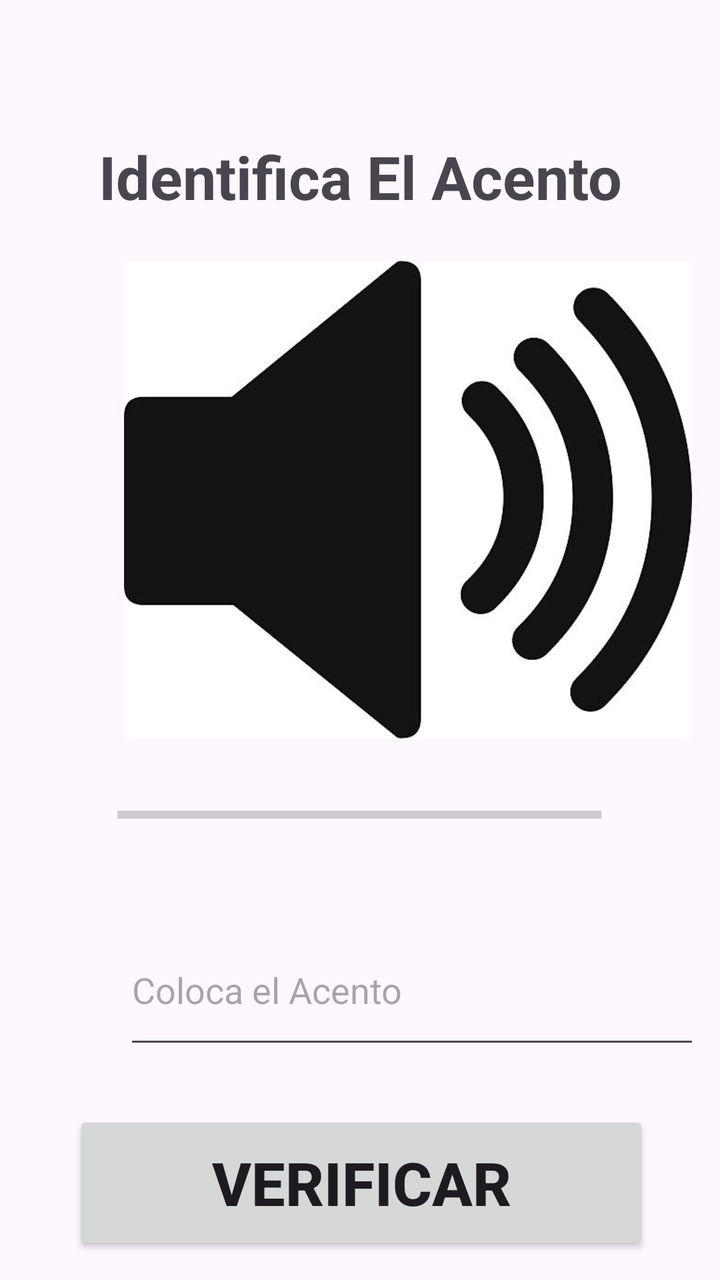
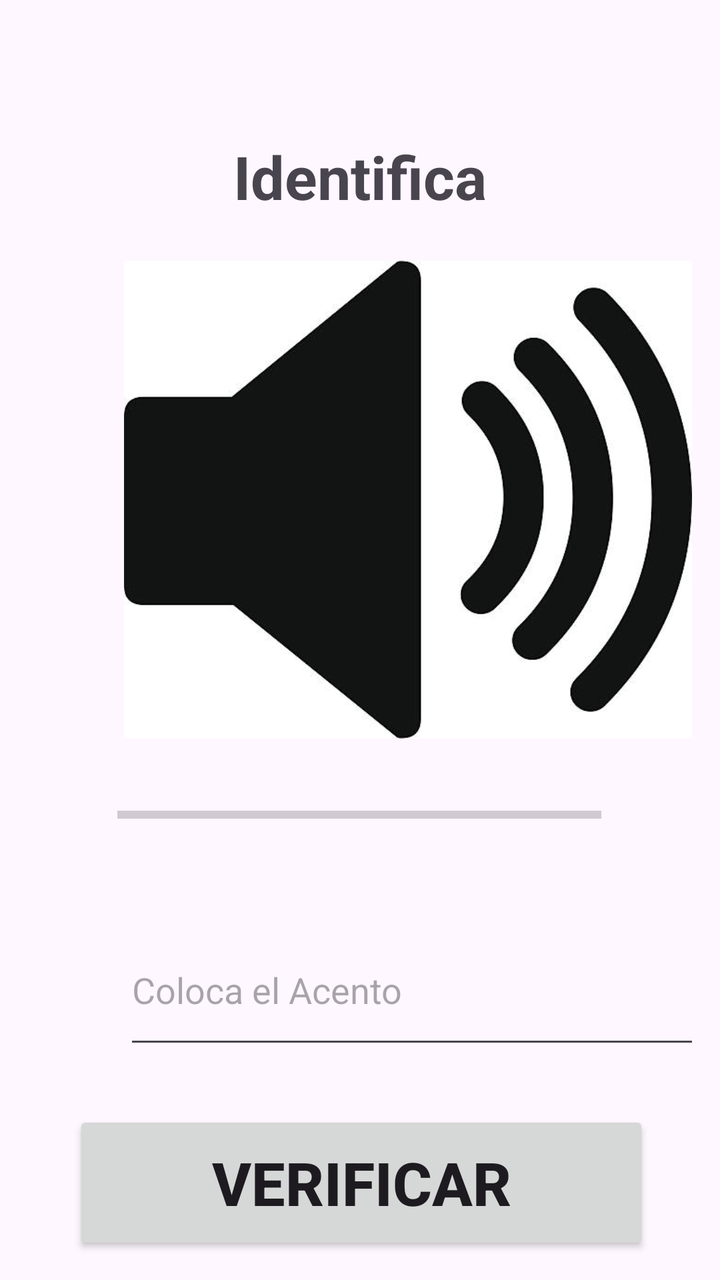

Two renders of the same Android screen: before a commit and after it. Below are the layout's source before the change and the commit's diff.
<!-- AndroidManifest.xml: application theme Theme.AuspectusPantallas -->
<!-- res/layout/activity_acentos1.xml -->
<?xml version="1.0" encoding="utf-8"?>
<androidx.constraintlayout.widget.ConstraintLayout xmlns:android="http://schemas.android.com/apk/res/android"
    xmlns:app="http://schemas.android.com/apk/res-auto"
    xmlns:tools="http://schemas.android.com/tools"
    android:id="@+id/main"
    android:layout_width="match_parent"
    android:layout_height="match_parent"
    tools:context=".Acentos1">


    <TextView
        android:id="@+id/textView"
        android:layout_width="wrap_content"
        android:layout_height="wrap_content"
        android:layout_marginStart="74dp"
        android:layout_marginTop="68dp"
        android:layout_marginEnd="74dp"
        android:text="Identifica El Acento"
        android:textSize="30dp"
        android:textStyle="bold"
        app:layout_constraintEnd_toEndOf="parent"
        app:layout_constraintStart_toStartOf="parent"
        app:layout_constraintTop_toTopOf="parent" />

    <ImageButton
        android:id="@+id/ImgBtn1"
        android:layout_width="284dp"
        android:layout_height="239dp"
        android:layout_marginStart="62dp"
        android:layout_marginTop="22dp"
        android:layout_marginEnd="63dp"
        android:background="@drawable/audio"
        app:layout_constraintEnd_toEndOf="parent"
        app:layout_constraintHorizontal_bias="0.0"
        app:layout_constraintStart_toStartOf="parent"
        app:layout_constraintTop_toBottomOf="@+id/textView" />

    <EditText
        android:id="@+id/ETAcento"
        android:layout_width="288dp"
        android:layout_height="72dp"
        android:layout_marginStart="62dp"
        android:layout_marginTop="20dp"
        android:layout_marginEnd="61dp"
        android:hint="Coloca el Acento"
        android:inputType="textCapCharacters"
        app:layout_constraintEnd_toEndOf="parent"
        app:layout_constraintHorizontal_bias="0.0"
        app:layout_constraintStart_toStartOf="parent"
        app:layout_constraintTop_toBottomOf="@+id/progressBar1" />

    <ProgressBar
        android:id="@+id/progressBar1"
        style="?android:attr/progressBarStyleHorizontal"
        android:layout_width="242dp"
        android:layout_height="60dp"
        android:layout_marginStart="84dp"
        android:layout_marginTop="8dp"
        android:layout_marginEnd="85dp"
        app:layout_constraintEnd_toEndOf="parent"
        app:layout_constraintStart_toStartOf="parent"
        app:layout_constraintTop_toBottomOf="@+id/ImgBtn1" />

    <Button
        android:id="@+id/btnVerf"
        android:layout_width="288dp"
        android:layout_height="72dp"
        android:layout_marginStart="62dp"
        android:layout_marginTop="26dp"
        android:layout_marginEnd="61dp"
        android:text="Verificar"
        android:textSize="30dp"
        android:textStyle="bold"
        app:layout_constraintEnd_toEndOf="parent"
        app:layout_constraintStart_toStartOf="parent"
        app:layout_constraintTop_toBottomOf="@+id/ETAcento" />
</androidx.constraintlayout.widget.ConstraintLayout>
<!-- resources referenced by this layout -->
<resources>
  <!-- drawable audio: png bitmap (drawable-normal, 68595 bytes) -->
  <style name="Theme.AuspectusPantallas" parent="Base.Theme.AuspectusPantallas" />
  <style name="Base.Theme.AuspectusPantallas" parent="Theme.Material3.DayNight.NoActionBar">
          
          
      </style>
</resources>

<!-- the commit's change to res/layout/activity_acentos1.xml (unified diff, before → after) -->
@@ -15,7 +15,7 @@
         android:layout_marginStart="74dp"
         android:layout_marginTop="68dp"
         android:layout_marginEnd="74dp"
-        android:text="Identifica El Acento"
+        android:text="Identifica"
         android:textSize="30dp"
         android:textStyle="bold"
         app:layout_constraintEnd_toEndOf="parent"
